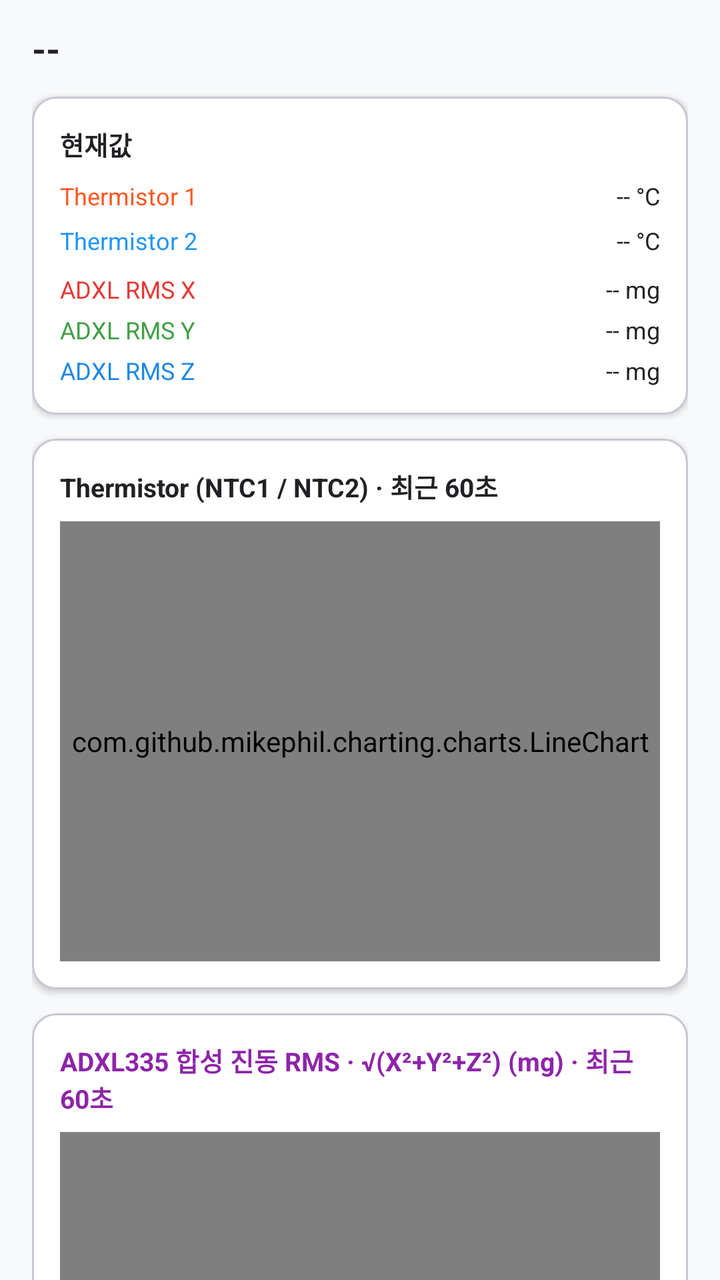
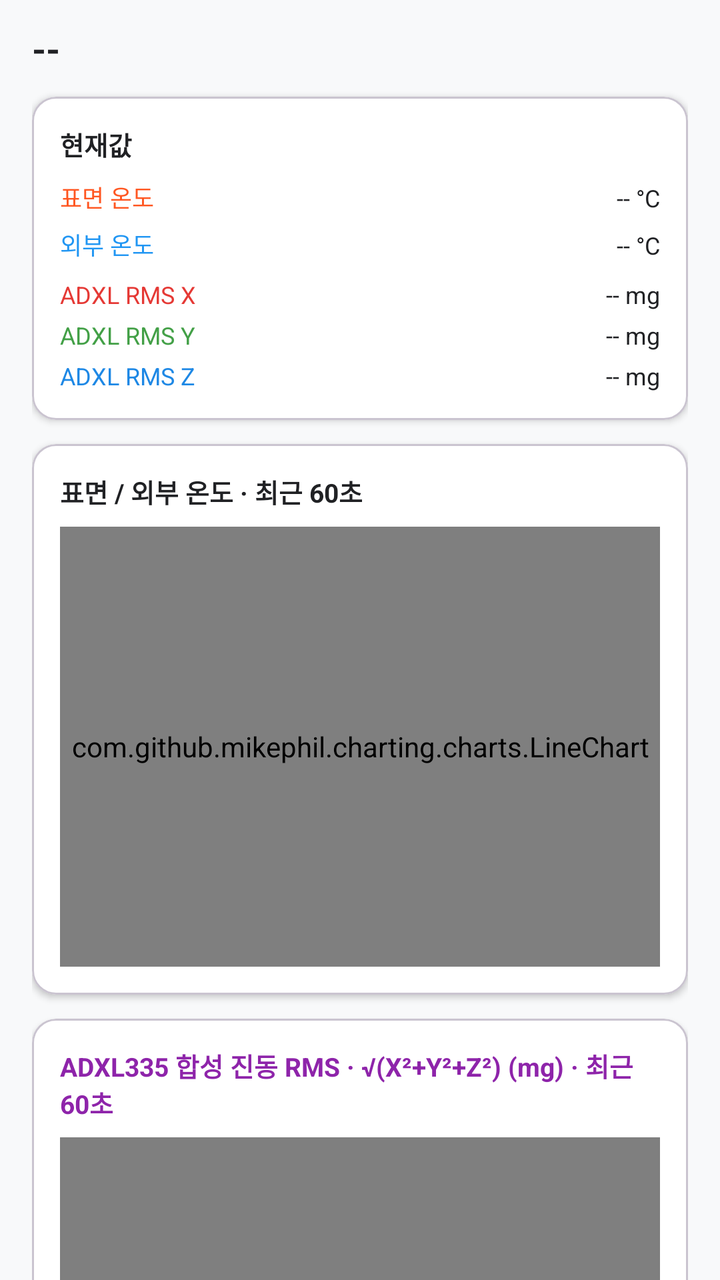

The first picture is an Android layout as it rendered before a commit; the second is the same layout after the commit. The layout source and the unified diff follow.
<!-- AndroidManifest.xml: application theme Theme.IN_GPS -->
<!-- res/layout/fragment_sensor_detail_test.xml -->
<?xml version="1.0" encoding="utf-8"?>
<androidx.core.widget.NestedScrollView
    xmlns:android="http://schemas.android.com/apk/res/android"
    xmlns:app="http://schemas.android.com/apk/res-auto"
    android:layout_width="match_parent"
    android:layout_height="match_parent"
    android:background="@color/color_surface"
    android:clipToPadding="false"
    android:paddingBottom="16dp">

    <LinearLayout
        android:layout_width="match_parent"
        android:layout_height="wrap_content"
        android:orientation="vertical"
        android:paddingHorizontal="16dp"
        android:paddingTop="12dp">

        
        <LinearLayout
            android:layout_width="match_parent"
            android:layout_height="wrap_content"
            android:orientation="horizontal"
            android:gravity="center_vertical"
            android:layout_marginBottom="12dp">

            <TextView
                android:id="@+id/tv_device_id"
                android:layout_width="0dp"
                android:layout_height="wrap_content"
                android:layout_weight="1"
                android:text="--"
                android:textColor="@color/color_text_primary"
                android:textSize="18sp"
                android:textStyle="bold" />

            <TextView
                android:id="@+id/tv_last_update"
                android:layout_width="wrap_content"
                android:layout_height="wrap_content"
                android:text=""
                android:textColor="@color/color_text_secondary"
                android:textSize="11sp" />
        </LinearLayout>

        
        <com.google.android.material.card.MaterialCardView
            android:layout_width="match_parent"
            android:layout_height="wrap_content"
            android:layout_marginBottom="12dp"
            app:cardCornerRadius="12dp"
            app:cardBackgroundColor="@color/color_card_bg"
            app:cardElevation="2dp">

            <LinearLayout
                android:layout_width="match_parent"
                android:layout_height="wrap_content"
                android:orientation="vertical"
                android:padding="14dp">

                <TextView
                    android:layout_width="match_parent"
                    android:layout_height="wrap_content"
                    android:text="현재값"
                    android:textColor="@color/color_text_primary"
                    android:textStyle="bold"
                    android:textSize="13sp"
                    android:layout_marginBottom="8dp" />

                
                <LinearLayout
                    android:layout_width="match_parent"
                    android:layout_height="wrap_content"
                    android:orientation="horizontal"
                    android:layout_marginBottom="6dp">

                    <TextView
                        android:layout_width="0dp"
                        android:layout_height="wrap_content"
                        android:layout_weight="1"
                        android:text="Thermistor 1"
                        android:textColor="#FF5722"
                        android:textSize="12sp" />

                    <TextView
                        android:id="@+id/tv_now_temp1"
                        android:layout_width="wrap_content"
                        android:layout_height="wrap_content"
                        android:text="-- °C"
                        android:textColor="@color/color_text_primary"
                        android:textSize="12sp" />
                </LinearLayout>

                <LinearLayout
                    android:layout_width="match_parent"
                    android:layout_height="wrap_content"
                    android:orientation="horizontal"
                    android:layout_marginBottom="8dp">

                    <TextView
                        android:layout_width="0dp"
                        android:layout_height="wrap_content"
                        android:layout_weight="1"
                        android:text="Thermistor 2"
                        android:textColor="#2196F3"
                        android:textSize="12sp" />

                    <TextView
                        android:id="@+id/tv_now_temp2"
                        android:layout_width="wrap_content"
                        android:layout_height="wrap_content"
                        android:text="-- °C"
                        android:textColor="@color/color_text_primary"
                        android:textSize="12sp" />
                </LinearLayout>

                
                <LinearLayout
                    android:layout_width="match_parent"
                    android:layout_height="wrap_content"
                    android:orientation="horizontal"
                    android:layout_marginBottom="4dp">

                    <TextView
                        android:layout_width="0dp"
                        android:layout_height="wrap_content"
                        android:layout_weight="1"
                        android:text="ADXL RMS X"
                        android:textColor="#E53935"
                        android:textSize="12sp" />

                    <TextView
                        android:id="@+id/tv_now_rms_x"
                        android:layout_width="wrap_content"
                        android:layout_height="wrap_content"
                        android:text="-- mg"
                        android:textColor="@color/color_text_primary"
                        android:textSize="12sp" />
                </LinearLayout>

                <LinearLayout
                    android:layout_width="match_parent"
                    android:layout_height="wrap_content"
                    android:orientation="horizontal"
                    android:layout_marginBottom="4dp">

                    <TextView
                        android:layout_width="0dp"
                        android:layout_height="wrap_content"
                        android:layout_weight="1"
                        android:text="ADXL RMS Y"
                        android:textColor="#43A047"
                        android:textSize="12sp" />

                    <TextView
                        android:id="@+id/tv_now_rms_y"
                        android:layout_width="wrap_content"
                        android:layout_height="wrap_content"
                        android:text="-- mg"
                        android:textColor="@color/color_text_primary"
                        android:textSize="12sp" />
                </LinearLayout>

                <LinearLayout
                    android:layout_width="match_parent"
                    android:layout_height="wrap_content"
                    android:orientation="horizontal">

                    <TextView
                        android:layout_width="0dp"
                        android:layout_height="wrap_content"
                        android:layout_weight="1"
                        android:text="ADXL RMS Z"
                        android:textColor="#1E88E5"
                        android:textSize="12sp" />

                    <TextView
                        android:id="@+id/tv_now_rms_z"
                        android:layout_width="wrap_content"
                        android:layout_height="wrap_content"
                        android:text="-- mg"
                        android:textColor="@color/color_text_primary"
                        android:textSize="12sp" />
                </LinearLayout>
            </LinearLayout>
        </com.google.android.material.card.MaterialCardView>

        
        <com.google.android.material.card.MaterialCardView
            android:layout_width="match_parent"
            android:layout_height="wrap_content"
            android:layout_marginBottom="12dp"
            app:cardCornerRadius="12dp"
            app:cardBackgroundColor="@color/color_card_bg"
            app:cardElevation="2dp">

            <LinearLayout
                android:layout_width="match_parent"
                android:layout_height="wrap_content"
                android:orientation="vertical"
                android:padding="14dp">

                <TextView
                    android:layout_width="match_parent"
                    android:layout_height="wrap_content"
                    android:text="Thermistor (NTC1 / NTC2) · 최근 60초"
                    android:textColor="@color/color_text_primary"
                    android:textStyle="bold"
                    android:textSize="13sp"
                    android:layout_marginBottom="8dp" />

                <com.github.mikephil.charting.charts.LineChart
                    android:id="@+id/chart_temperature"
                    android:layout_width="match_parent"
                    android:layout_height="220dp" />
            </LinearLayout>
        </com.google.android.material.card.MaterialCardView>

        
        <com.google.android.material.card.MaterialCardView
            android:layout_width="match_parent"
            android:layout_height="wrap_content"
            android:layout_marginBottom="12dp"
            app:cardCornerRadius="12dp"
            app:cardBackgroundColor="@color/color_card_bg"
            app:cardElevation="2dp">

            <LinearLayout
                android:layout_width="match_parent"
                android:layout_height="wrap_content"
                android:orientation="vertical"
                android:padding="14dp">

                <TextView
                    android:layout_width="match_parent"
                    android:layout_height="wrap_content"
                    android:text="ADXL335 합성 진동 RMS · √(X²+Y²+Z²) (mg) · 최근 60초"
                    android:textColor="#8E24AA"
                    android:textStyle="bold"
                    android:textSize="13sp"
                    android:layout_marginBottom="8dp" />

                <com.github.mikephil.charting.charts.LineChart
                    android:id="@+id/chart_vibration_total"
                    android:layout_width="match_parent"
                    android:layout_height="200dp" />
            </LinearLayout>
        </com.google.android.material.card.MaterialCardView>

        
        <com.google.android.material.card.MaterialCardView
            android:layout_width="match_parent"
            android:layout_height="wrap_content"
            android:layout_marginBottom="12dp"
            app:cardCornerRadius="12dp"
            app:cardBackgroundColor="@color/color_card_bg"
            app:cardElevation="2dp">

            <LinearLayout
                android:layout_width="match_parent"
                android:layout_height="wrap_content"
                android:orientation="vertical"
                android:padding="14dp">

                <TextView
                    android:layout_width="match_parent"
                    android:layout_height="wrap_content"
                    android:text="ADXL335 진동 RMS · X축 (mg) · 최근 60초"
                    android:textColor="#E53935"
                    android:textStyle="bold"
                    android:textSize="13sp"
                    android:layout_marginBottom="8dp" />

                <com.github.mikephil.charting.charts.LineChart
                    android:id="@+id/chart_vibration_x"
                    android:layout_width="match_parent"
                    android:layout_height="200dp" />
            </LinearLayout>
        </com.google.android.material.card.MaterialCardView>

        
        <com.google.android.material.card.MaterialCardView
            android:layout_width="match_parent"
            android:layout_height="wrap_content"
            android:layout_marginBottom="12dp"
            app:cardCornerRadius="12dp"
            app:cardBackgroundColor="@color/color_card_bg"
            app:cardElevation="2dp">

            <LinearLayout
                android:layout_width="match_parent"
                android:layout_height="wrap_content"
                android:orientation="vertical"
                android:padding="14dp">

                <TextView
                    android:layout_width="match_parent"
                    android:layout_height="wrap_content"
                    android:text="ADXL335 진동 RMS · Y축 (mg) · 최근 60초"
                    android:textColor="#43A047"
                    android:textStyle="bold"
                    android:textSize="13sp"
                    android:layout_marginBottom="8dp" />

                <com.github.mikephil.charting.charts.LineChart
                    android:id="@+id/chart_vibration_y"
                    android:layout_width="match_parent"
                    android:layout_height="200dp" />
            </LinearLayout>
        </com.google.android.material.card.MaterialCardView>

        
        <com.google.android.material.card.MaterialCardView
            android:layout_width="match_parent"
            android:layout_height="wrap_content"
            app:cardCornerRadius="12dp"
            app:cardBackgroundColor="@color/color_card_bg"
            app:cardElevation="2dp">

            <LinearLayout
                android:layout_width="match_parent"
                android:layout_height="wrap_content"
                android:orientation="vertical"
                android:padding="14dp">

                <TextView
                    android:layout_width="match_parent"
                    android:layout_height="wrap_content"
                    android:text="ADXL335 진동 RMS · Z축 (mg) · 최근 60초"
                    android:textColor="#1E88E5"
                    android:textStyle="bold"
                    android:textSize="13sp"
                    android:layout_marginBottom="8dp" />

                <com.github.mikephil.charting.charts.LineChart
                    android:id="@+id/chart_vibration_z"
                    android:layout_width="match_parent"
                    android:layout_height="200dp" />
            </LinearLayout>
        </com.google.android.material.card.MaterialCardView>

    </LinearLayout>
</androidx.core.widget.NestedScrollView>
<!-- resources referenced by this layout -->
<resources>
  <color name="color_card_bg">#FFFFFF</color>
  <color name="color_surface">#F8F9FA</color>
  <color name="color_text_primary">#202124</color>
  <color name="color_text_secondary">#5F6368</color>
  <style name="Theme.IN_GPS" parent="Base.Theme.IN_GPS" />
  <style name="Base.Theme.IN_GPS" parent="Theme.Material3.Light.NoActionBar">
          <item name="colorPrimary">@color/color_primary</item>
          <item name="colorSurface">@color/color_surface</item>
          <item name="colorOnPrimary">@color/white</item>
          <item name="colorOnSurface">@color/color_text_primary</item>
          <item name="android:windowBackground">@color/color_surface</item>
      </style>
  <color name="color_primary">#1A73E8</color>
  <color name="white">#FFFFFFFF</color>
</resources>

<!-- the commit's change to res/layout/fragment_sensor_detail_test.xml (unified diff, before → after) -->
@@ -77,7 +77,7 @@
                         android:layout_width="0dp"
                         android:layout_height="wrap_content"
                         android:layout_weight="1"
-                        android:text="Thermistor 1"
+                        android:text="표면 온도"
                         android:textColor="#FF5722"
                         android:textSize="12sp" />
 
@@ -100,7 +100,7 @@
                         android:layout_width="0dp"
                         android:layout_height="wrap_content"
                         android:layout_weight="1"
-                        android:text="Thermistor 2"
+                        android:text="외부 온도"
                         android:textColor="#2196F3"
                         android:textSize="12sp" />
 
@@ -202,7 +202,7 @@
                 <TextView
                     android:layout_width="match_parent"
                     android:layout_height="wrap_content"
-                    android:text="Thermistor (NTC1 / NTC2) · 최근 60초"
+                    android:text="표면 / 외부 온도 · 최근 60초"
                     android:textColor="@color/color_text_primary"
                     android:textStyle="bold"
                     android:textSize="13sp"
